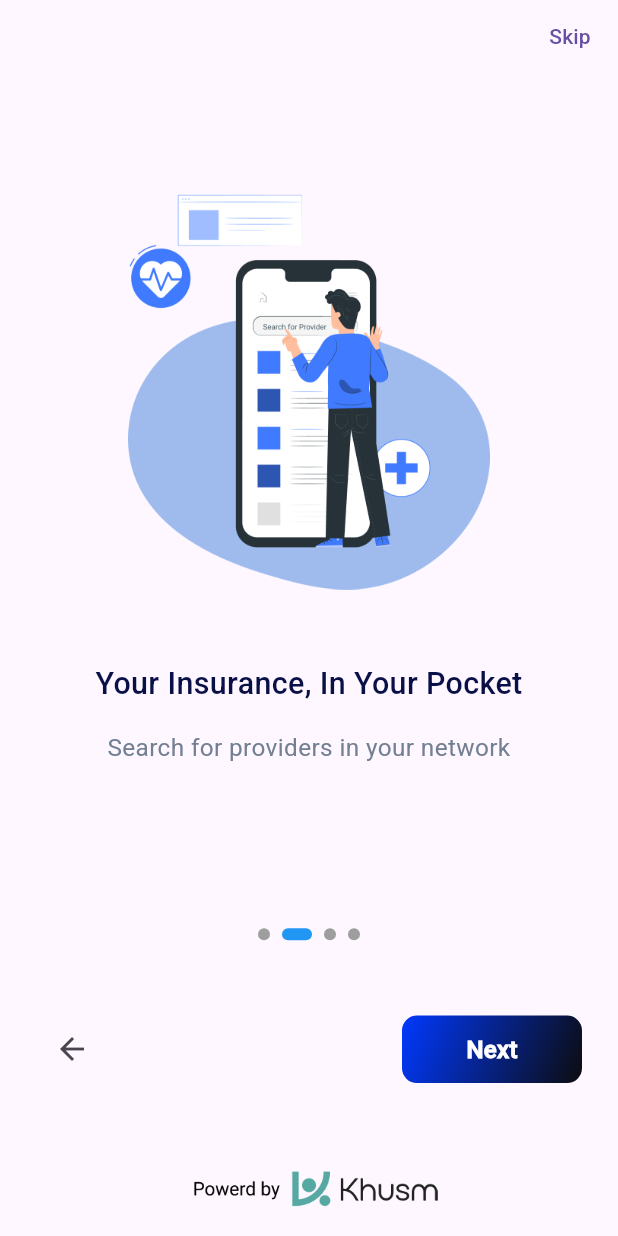
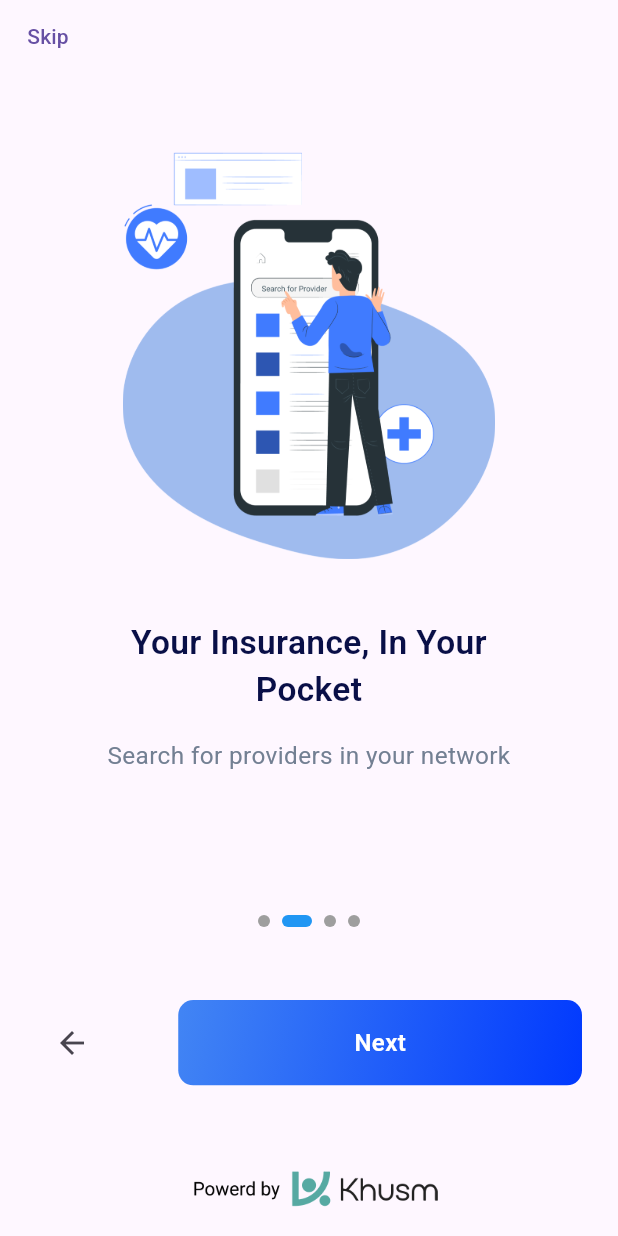
Before and after one commit to AbdelrahmanAhmed7/codemagic_ios, a Flutter app: the screen it shows after launch, swiped to page 2, on a phone screen of 412 x 824 dp. Run offline on Flutter 3.47's test engine with Material 3 defaults, Android fonts, the phone set to English and light mode, and no system bars; our stand-ins replace flutter_screenutil, go_router.

Commit message:
some edits

```diff
--- a/flutter_native_splash.yaml
+++ b/flutter_native_splash.yaml
@@ -2,7 +2,7 @@ flutter_native_splash:
   color: "#EAF4FE"
   image: assets/logo/Logo.png
   branding: assets/logo/We Care.png
-  branding_mode: bottom
+  branding_mode: center
   android_gravity: center
   ios_content_mode: center
   android_12:
--- a/lib/core/utils/app_button.dart
+++ b/lib/core/utils/app_button.dart
@@ -27,8 +27,8 @@ class AppButton extends StatelessWidget {
         onPressed: isEnabled ? onPressed : null,
         style: ElevatedButton.styleFrom(
           backgroundColor: isEnabled
-              ? AppColors.primaryColor
-              : AppColors.primaryColor.withOpacity(0.5),
+              ? AppColors.primaryClr
+              : AppColors.primaryClr.withOpacity(0.5),
           shape: RoundedRectangleBorder(
             borderRadius: BorderRadius.circular(8.r),
           ),
--- a/lib/features/onboarding/onboarding_page.dart
+++ b/lib/features/onboarding/onboarding_page.dart
@@ -10,28 +10,50 @@ class OnboardingPage extends StatelessWidget {
 
   @override
   Widget build(BuildContext context) {
-    return Column(
+    return SafeArea(
+      child: SingleChildScrollView(
+        physics: const BouncingScrollPhysics(),
+        child: Column(
+          mainAxisAlignment: MainAxisAlignment.center,
           children: [
-        SizedBox(height: 68.h),
-        Image.asset(
+            SizedBox(height: 40.h),
+            Padding(
+              padding: EdgeInsets.symmetric(horizontal: 20.w),
+              child: Image.asset(
                 model.image,
-          width: 238.w,
-          height: 272.h,
+                width: 280.w,
+                height: 280.h,
                 fit: BoxFit.contain,
               ),
-        SizedBox(height: 48.h),
-        Text(
+            ),
+            SizedBox(height: 40.h),
+            Padding(
+              padding: EdgeInsets.symmetric(horizontal: 24.w),
+              child: Text(
                 model.title,
-          style: AppTextStyles.font20BlackSemiBold,
+                style: AppTextStyles.font20BlackSemiBold.copyWith(
+                  fontSize: 22.sp,
+                  height: 1.4,
+                ),
                 textAlign: TextAlign.center,
               ),
+            ),
             SizedBox(height: 16.h),
-        Text(
+            Padding(
+              padding: EdgeInsets.symmetric(horizontal: 24.w),
+              child: Text(
                 model.description,
-          style: AppTextStyles.font16GreyRegular,
+                style: AppTextStyles.font16GreyRegular.copyWith(
+                  fontSize: 16.sp,
+                  height: 1.5,
+                ),
                 textAlign: TextAlign.center,
               ),
+            ),
+            SizedBox(height: 40.h),
           ],
+        ),
+      ),
     );
   }
 }
--- a/lib/features/onboarding/onboarding_screen.dart
+++ b/lib/features/onboarding/onboarding_screen.dart
@@ -57,7 +57,7 @@ class _OnboardingScreenState extends State<OnboardingScreen> {
         child: Column(
           children: [
             Align(
-              alignment: Alignment.topRight,
+              alignment: Alignment.topLeft,
               child: TextButton(onPressed: _finish, child: const Text("Skip")),
             ),
             Expanded(
@@ -168,12 +168,12 @@ class _OnboardingScreenState extends State<OnboardingScreen> {
                   GestureDetector(
                     onTap: _nextPage,
                     child: Container(
-                      width: 120,
-                      height: 45,
+                      width: 245.w,
+                      height: 56.h,
                       decoration: BoxDecoration(
                         borderRadius: BorderRadius.circular(10),
                         gradient: const LinearGradient(
-                          colors: [Color(0xFF0139FE), Color(0xFF0C0C0F)],
+                          colors: [Color(0xFF4285F4), Color(0xFF0139FE)],
                           begin: Alignment.topLeft,
                           end: Alignment.bottomRight,
                         ),
--- a/pubspec.yaml
+++ b/pubspec.yaml
@@ -66,6 +66,7 @@ flutter:
   assets:
     - assets/logo/
     - assets/onboarding/
+    - assets/signup/
   #   - images/a_dot_ham.jpeg
 
   # An image asset can refer to one or more resolution-specific "variants", see
@@ -84,7 +85,7 @@ flutter:
       fonts:
         - asset: assets/fonts/Roboto-Regular.ttf
           weight: 400
-        - asset: assets/fonts/Roboto-Bold.ttf
+        - asset: assets/fonts/Roboto-SemiBold.ttf
           weight: 600
         - asset: assets/fonts/Roboto-Medium.ttf
           weight: 500
```
Also changed, not shown: lib/features/auth/signup/presentation/widgets/app_text_field.dart (+22 -6 lines), lib/features/auth/login/presentation/forget_password_screen.dart (added), 3 other files. Lines whose indentation alone changed are shown as unchanged.
